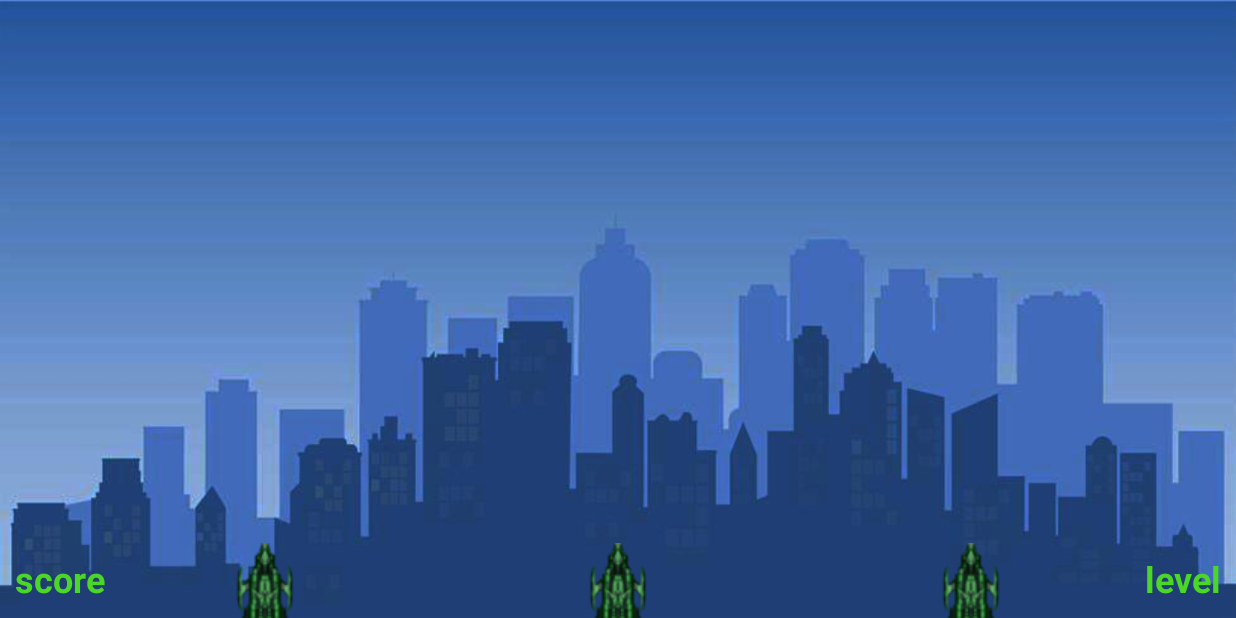
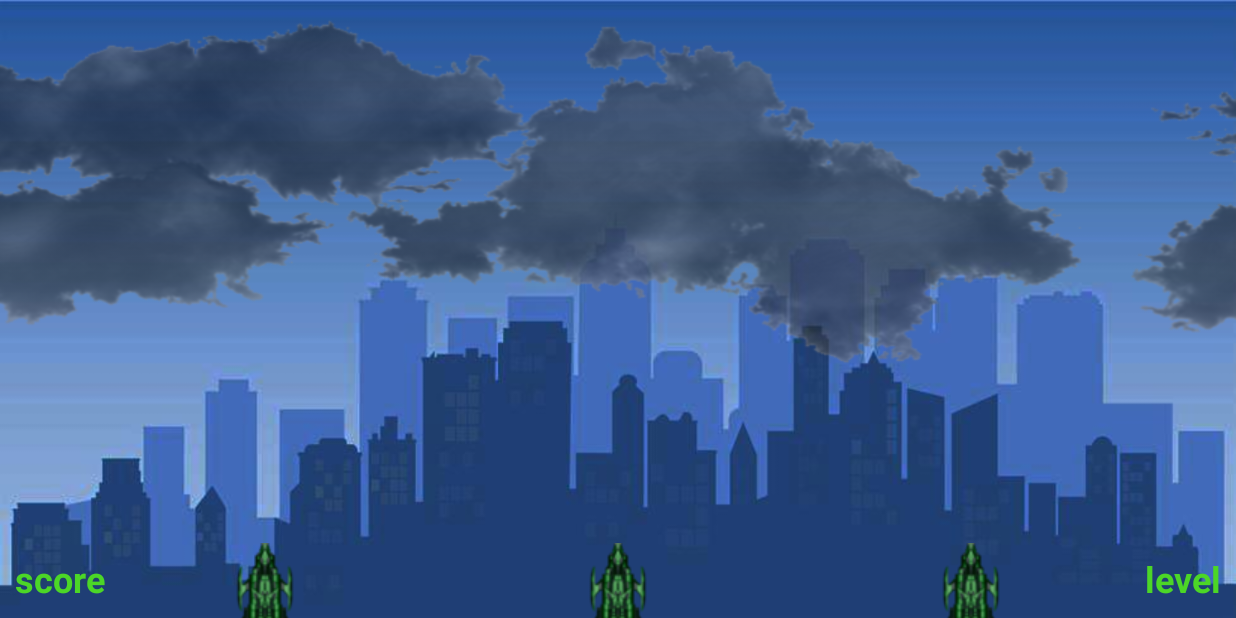
Before and after one commit to yuetaoZ/Android-DefenseCommander, an Android app: the screen it shows after launch (MainActivity), on a phone screen of 824 x 412 dp (held sideways). Run offline under Robolectric (Android 15) with nearby library versions, the phone set to English and light mode, and no system bars.

Commit message:
Setup background scrolling cloud for MainActivity.

```diff
--- a/app/src/main/java/com/example/defensecommander/MainActivity.java
+++ b/app/src/main/java/com/example/defensecommander/MainActivity.java
@@ -6,15 +6,19 @@ import android.content.pm.ActivityInfo;
 import android.os.Bundle;
 import android.util.DisplayMetrics;
 import android.view.View;
+import android.view.ViewGroup;
 import android.view.WindowManager;
-import android.view.animation.Animation;
-import android.view.animation.AnimationUtils;
 import android.widget.ImageView;
+import android.widget.TextView;
 
 public class MainActivity extends AppCompatActivity {
 
-    private int screenHeight;
-    private int screenWidth;
+    public static int screenHeight;
+    public static int screenWidth;
+    private ViewGroup layout;
+    private ImageView base1, base2, base3;
+    private int scoreValue;
+    private TextView score, level;
 
     @Override
     protected void onCreate(Bundle savedInstanceState) {
@@ -24,6 +28,8 @@ public class MainActivity extends AppCompatActivity {
         setupFullScreen();
 
         getScreenDimensions();
+
+        setupBackgroundImage();
 
     }
 
@@ -47,4 +53,11 @@ public class MainActivity extends AppCompatActivity {
         screenHeight = displayMetrics.heightPixels;
         screenWidth = displayMetrics.widthPixels;
     }
+
+    private void setupBackgroundImage() {
+        layout = findViewById(R.id.layout);
+        score = findViewById(R.id.score);
+        level = findViewById(R.id.level);
+        new ScrollingBackground(this, layout, R.drawable.clouds, 30000);
+    }
 }
--- /dev/null
+++ b/app/src/main/java/com/example/defensecommander/ScrollingBackground.java
@@ -0,0 +1,147 @@
+package com.example.defensecommander;
+
+import android.animation.ValueAnimator;
+import android.content.Context;
+import android.graphics.Bitmap;
+import android.graphics.BitmapFactory;
+import android.util.Log;
+import android.view.ViewGroup;
+import android.view.animation.LinearInterpolator;
+import android.widget.ImageView;
+import android.widget.LinearLayout;
+
+import static com.example.defensecommander.MainActivity.screenHeight;
+import static com.example.defensecommander.MainActivity.screenWidth;
+
+public class ScrollingBackground implements Runnable {
+
+    private final Context context;
+    private final ViewGroup layout;
+    private ImageView backImageA;
+    private ImageView backImageB;
+    private final long duration;
+    private final int resId;
+    private static final String TAG = "ParallaxBackground";
+
+
+    ScrollingBackground(Context context, ViewGroup layout, int resId, long duration) {
+        this.context = context;
+        this.layout = layout;
+        this.resId = resId;
+        this.duration = duration;
+
+        setupBackground();
+    }
+
+    private void setupBackground() {
+        backImageA = new ImageView(context);
+        backImageB = new ImageView(context);
+
+        LinearLayout.LayoutParams params = new LinearLayout
+                .LayoutParams(screenWidth + getBarHeight(), screenHeight);
+        backImageA.setLayoutParams(params);
+        backImageB.setLayoutParams(params);
+
+        layout.addView(backImageA);
+        layout.addView(backImageB);
+
+        Bitmap backBitmapA = BitmapFactory.decodeResource(context.getResources(), resId);
+        Bitmap backBitmapB = BitmapFactory.decodeResource(context.getResources(), resId);
+
+        backImageA.setImageBitmap(backBitmapA);
+        backImageB.setImageBitmap(backBitmapB);
+
+        backImageA.setScaleType(ImageView.ScaleType.FIT_XY);
+        backImageB.setScaleType(ImageView.ScaleType.FIT_XY);
+
+        backImageA.setZ(-1);
+        backImageB.setZ(-1);
+
+        animateBack();
+        //new Thread(this).start();
+    }
+
+    @Override
+    public void run() {
+
+
+        backImageA.setX(0);
+        backImageB.setX(-(screenWidth + getBarHeight()));
+        double cycleTime = 25.0;
+
+        double cycles = duration / cycleTime;
+        double distance = (screenWidth + getBarHeight()) / cycles;
+
+        while (true) {
+
+            long start = System.currentTimeMillis();
+
+            double aX = backImageA.getX() - distance;
+            backImageA.setX((float) aX);
+            double bX = backImageB.getX() - distance;
+            backImageB.setX((float) bX);
+
+            long workTime = System.currentTimeMillis() - start;
+
+            if (backImageA.getX() < -(screenWidth + getBarHeight()))
+                backImageA.setX((screenWidth + getBarHeight()));
+
+            if (backImageB.getX() < -(screenWidth + getBarHeight()))
+                backImageB.setX((screenWidth + getBarHeight()));
+
+            long sleepTime = (long) (cycleTime - workTime);
+
+            if (sleepTime <= 0) {
+                Log.d(TAG, "run: NOT KEEPING UP! " + sleepTime);
+                continue;
+            }
+
+            try {
+                Thread.sleep((long) (cycleTime - workTime));
+            } catch (InterruptedException e) {
+                e.printStackTrace();
+            }
+        }
+    }
+
+    private void animateBack() {
+
+        ValueAnimator animator = ValueAnimator.ofFloat(1.0f, 0.0f);
+        animator.setRepeatCount(ValueAnimator.INFINITE);
+        animator.setInterpolator(new LinearInterpolator());
+        animator.setDuration(duration);
+        final int[] alpha = {100};
+        final int[] rate = {1};
+
+        animator.addUpdateListener(animation -> {
+            final float progress = (float) animation.getAnimatedValue();
+            float width = screenWidth + getBarHeight();
+
+            float a_translationX = width * progress;
+            float b_translationX = width * progress - width;
+
+            backImageA.setTranslationX(a_translationX);
+            backImageB.setTranslationX(b_translationX);
+
+            if (alpha[0] > 220 || alpha[0] < 20) rate[0] = rate[0] * -1;
+            alpha[0] = alpha[0] + rate[0];
+            backImageA.setImageAlpha(alpha[0]);
+            backImageB.setImageAlpha(alpha[0]);
+
+            //Log.d(TAG, "onAnimationUpdate: A " + translationX + "   B " + (translationX - width));
+            //Log.d(TAG, "onAnimationUpdate: A " + backImageA.getY() + "   B " + backImageB.getY());
+
+        });
+        animator.start();
+    }
+
+
+    private int getBarHeight() {
+        int resourceId = context.getResources().getIdentifier("navigation_bar_height", "dimen", "android");
+        if (resourceId > 0) {
+            return context.getResources().getDimensionPixelSize(resourceId);
+        }
+        return 0;
+    }
+
+}
--- a/app/src/main/res/layout/activity_main.xml
+++ b/app/src/main/res/layout/activity_main.xml
@@ -2,6 +2,7 @@
 <androidx.constraintlayout.widget.ConstraintLayout xmlns:android="http://schemas.android.com/apk/res/android"
     xmlns:app="http://schemas.android.com/apk/res-auto"
     xmlns:tools="http://schemas.android.com/tools"
+    android:id="@+id/layout"
     android:layout_width="match_parent"
     android:layout_height="match_parent"
     android:background="@drawable/background"
@@ -11,40 +12,40 @@
         android:id="@+id/base1"
         android:layout_width="wrap_content"
         android:layout_height="wrap_content"
+        android:contentDescription="@string/base"
         app:layout_constraintBottom_toBottomOf="parent"
         app:layout_constraintEnd_toEndOf="parent"
         app:layout_constraintHorizontal_bias="0.2"
         app:layout_constraintStart_toStartOf="parent"
         app:layout_constraintTop_toTopOf="parent"
         app:layout_constraintVertical_bias="1.0"
-        app:srcCompat="@drawable/base"
-        android:contentDescription="@string/base" />
+        app:srcCompat="@drawable/base" />
 
     <ImageView
         android:id="@+id/base2"
         android:layout_width="wrap_content"
         android:layout_height="wrap_content"
+        android:contentDescription="@string/base"
         app:layout_constraintBottom_toBottomOf="parent"
         app:layout_constraintEnd_toEndOf="parent"
         app:layout_constraintHorizontal_bias="0.5"
         app:layout_constraintStart_toStartOf="parent"
         app:layout_constraintTop_toTopOf="parent"
         app:layout_constraintVertical_bias="1.0"
-        app:srcCompat="@drawable/base"
-        android:contentDescription="@string/base"/>
+        app:srcCompat="@drawable/base" />
 
     <ImageView
         android:id="@+id/base3"
         android:layout_width="wrap_content"
         android:layout_height="wrap_content"
+        android:contentDescription="@string/base"
         app:layout_constraintBottom_toBottomOf="parent"
         app:layout_constraintEnd_toEndOf="parent"
         app:layout_constraintHorizontal_bias="0.8"
         app:layout_constraintStart_toStartOf="parent"
         app:layout_constraintTop_toTopOf="parent"
         app:layout_constraintVertical_bias="1.0"
-        app:srcCompat="@drawable/base"
-        android:contentDescription="@string/base"/>
+        app:srcCompat="@drawable/base" />
 
     <TextView
         android:id="@+id/score"
```
